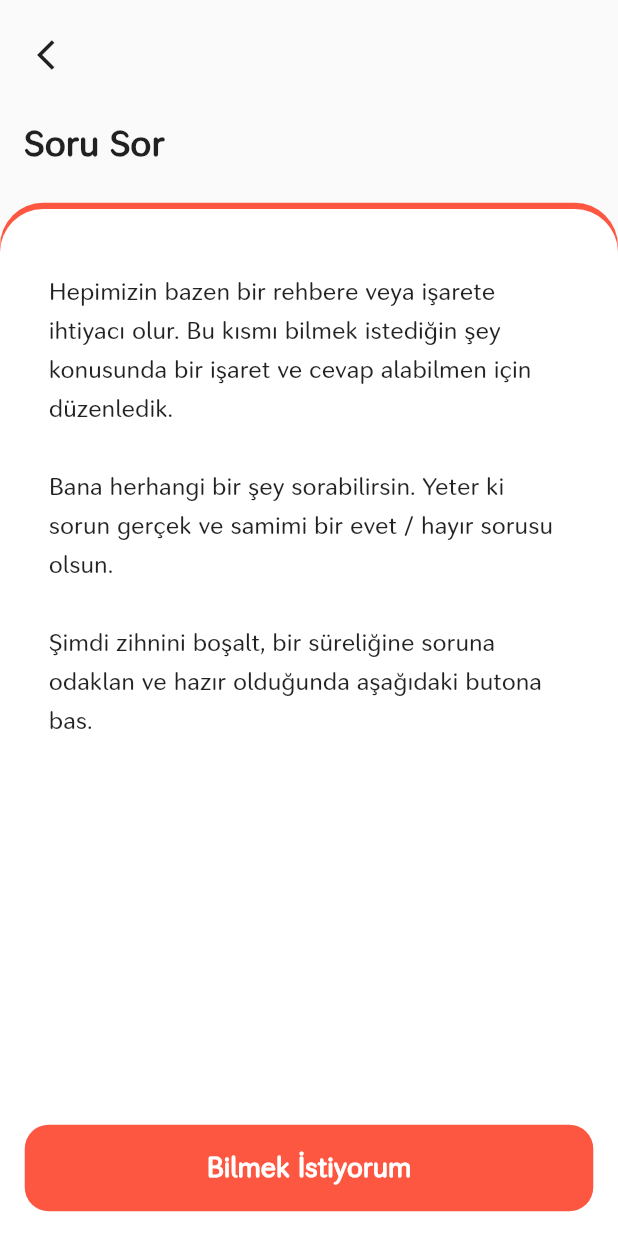
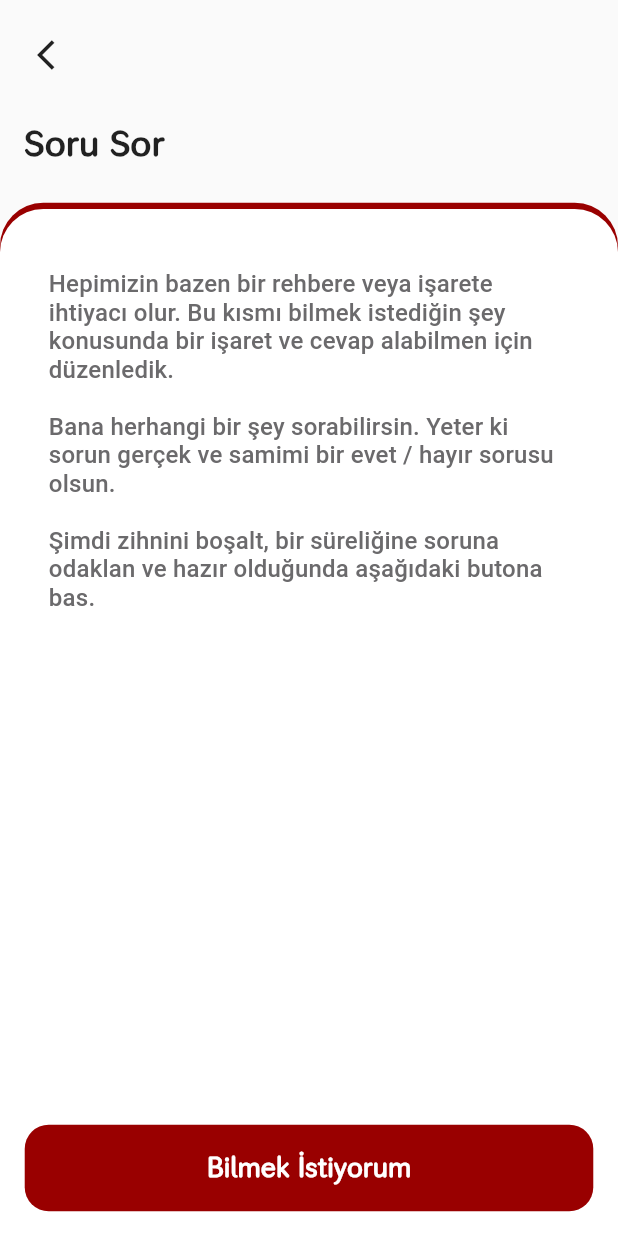
Before and after one commit to UysalMustafaa/Astrology-UI-Study, a Flutter app: the QuestionPage screen opened directly, on a phone screen of 412 x 824 dp. Run offline on Flutter 3.47's test engine with Material 2 defaults, Android fonts, the phone set to English and light mode, and no system bars; our stand-ins replace google_fonts; Roboto replaces fonts that are missing (Ubuntu).

Commit message:
Minor changes have been made.

```diff
--- a/lib/pages/homepage/home_page.dart
+++ b/lib/pages/homepage/home_page.dart
@@ -1,6 +1,7 @@
 import 'package:astrology/core/constants/color_constants.dart';
 import 'package:astrology/core/widgets/custom_bottom_bar.dart';
 import 'package:astrology/core/widgets/home_list_card.dart';
+import 'package:astrology/pages/card_pick/card_pick_three.dart';
 import 'package:astrology/pages/question/question_page.dart';
 import 'package:astrology/core/extensions/context_extension.dart';
 import 'package:astrology/pages/sky/sky_page.dart';
--- a/lib/pages/question/question_page.dart
+++ b/lib/pages/question/question_page.dart
@@ -1,4 +1,7 @@
+import 'package:astrology/core/constants/color_constants.dart';
 import 'package:astrology/core/widgets/custom_page_scaffold.dart';
+import 'package:astrology/core/extensions/context_extension.dart';
+
 import 'package:flutter/material.dart';
 
 class QuestionPage extends StatefulWidget {
@@ -15,13 +18,14 @@ class _QuestionPageState extends State<QuestionPage> {
         buttonTitle: 'Bilmek İstiyorum',
         body: Text(
           'Hepimizin bazen bir rehbere veya işarete ihtiyacı olur. Bu kısmı bilmek istediğin şey konusunda bir işaret ve cevap alabilmen için düzenledik.\n\nBana herhangi bir şey sorabilirsin. Yeter ki sorun gerçek ve samimi bir evet / hayır sorusu olsun.\n\nŞimdi zihnini boşalt, bir süreliğine soruna odaklan ve hazır olduğunda aşağıdaki butona bas.',
-          style: TextStyle(fontSize: 16, height: 1.6),
+          style: context.appTheme().cardPickTextStyle,
         ),
         onBackPressed: () {
           Navigator.pop(context);
         },
         onButtonPressed: () {},
-        pageColor: Color.fromRGBO(254, 87, 65, 1),
+        pageColor: ColorConstants.RedBerry,
+        hasButton: true,
       ),
     );
   }
```
Also changed, not shown: lib/pages/sky/sky_page.dart (+16 -12 lines).
